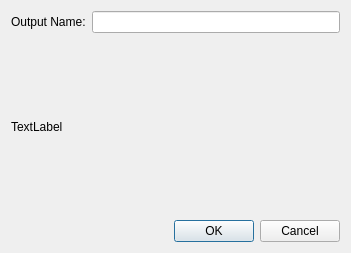
Qt form Editor/src/Assets/Source/SourceSettingsDlg.ui (GameOverture/HarmonyEngine) before a commit.
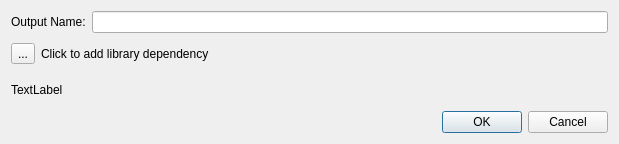
The same form after that commit. Icons and pictures are not drawn.

Commit message: Fixed Source Settings Dlg setting wgt src dependencies

What changed in the file:
```diff
--- a/Editor/src/Assets/Source/SourceSettingsDlg.ui
+++ b/Editor/src/Assets/Source/SourceSettingsDlg.ui
@@ -6,8 +6,8 @@
    <rect>
     <x>0</x>
     <y>0</y>
-    <width>351</width>
-    <height>253</height>
+    <width>619</width>
+    <height>144</height>
    </rect>
   </property>
   <property name="sizePolicy">
@@ -44,6 +44,28 @@
    <item>
     <layout class="QVBoxLayout" name="lytDependencies"/>
    </item>
+   <item>
+    <layout class="QHBoxLayout" name="horizontalLayout_2">
+     <item>
+      <widget class="QToolButton" name="btnAddDependency">
+       <property name="text">
+        <string>...</string>
+       </property>
+       <property name="icon">
+        <iconset resource="../../../data/HyEditor.qrc">
+         <normaloff>:/icons16x16/generic-add.png</normaloff>:/icons16x16/generic-add.png</iconset>
+       </property>
+      </widget>
+     </item>
+     <item>
+      <widget class="QLabel" name="label">
+       <property name="text">
+        <string>Click to add library dependency</string>
+       </property>
+      </widget>
+     </item>
+    </layout>
+   </item>
    <item>
     <widget class="QLabel" name="lblError">
      <property name="text">
```
Left out of the diff: 7 changed lines with no effect on the pictures. The commit also changes 9 other files.
